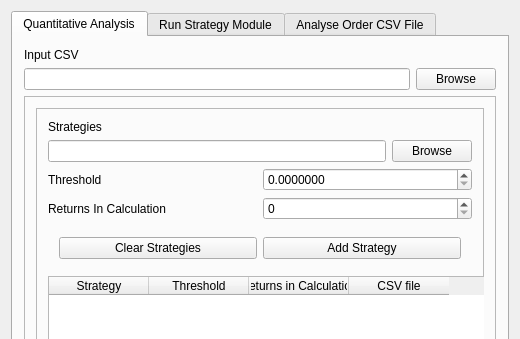
Qt form GUI_Mohamamd_2/mainwindow.ui (mobeigi/Algorithmic-Trading) before a commit; both pictures show x 0 to 520 and y 0 to 339 of the 520 by 722 pixel window.
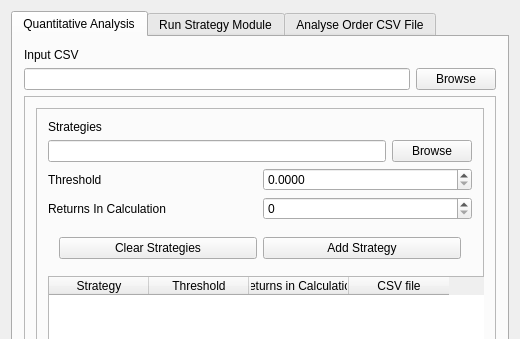
The same form after that commit.

Patch:
```diff
--- a/GUI_Mohamamd_2/mainwindow.ui
+++ b/GUI_Mohamamd_2/mainwindow.ui
@@ -132,7 +132,7 @@
                 <item>
                  <widget class="QDoubleSpinBox" name="analysisThreshold">
                   <property name="decimals">
-                   <number>7</number>
+                   <number>4</number>
                   </property>
                  </widget>
                 </item>
```
